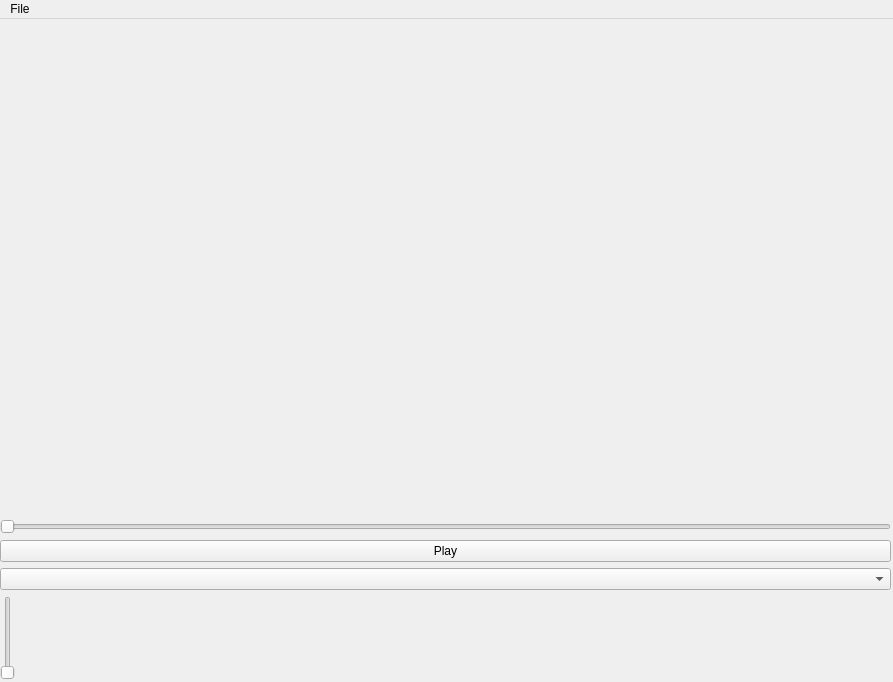
Qt form ui/video.ui (atac/pychapter10) before a commit.
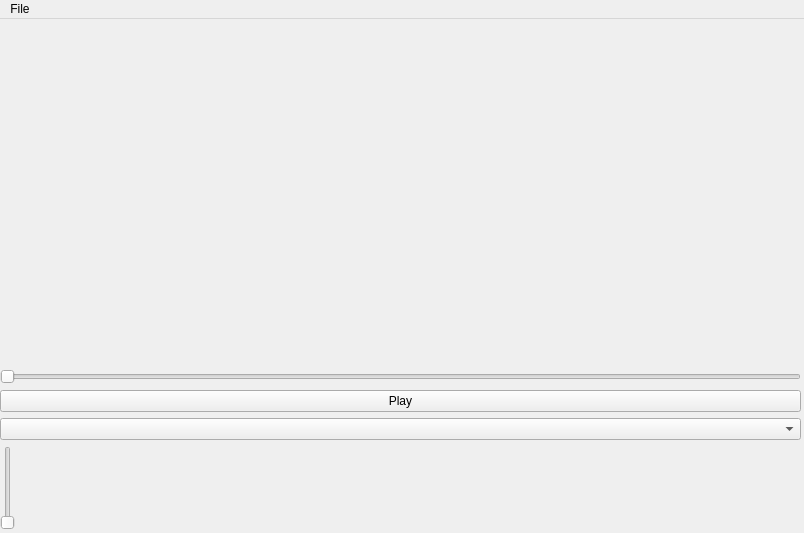
The same form after that commit.

Commit message: Minor size adjustments.

```diff
--- a/ui/video.ui
+++ b/ui/video.ui
@@ -6,8 +6,8 @@
    <rect>
     <x>0</x>
     <y>0</y>
-    <width>893</width>
-    <height>682</height>
+    <width>804</width>
+    <height>533</height>
    </rect>
   </property>
   <property name="windowTitle">
@@ -25,8 +25,8 @@
      <rect>
       <x>0</x>
       <y>0</y>
-      <width>891</width>
-      <height>661</height>
+      <width>801</width>
+      <height>511</height>
      </rect>
     </property>
     <layout class="QVBoxLayout" name="verticalLayout">
@@ -79,7 +79,7 @@
     <rect>
      <x>0</x>
      <y>0</y>
-     <width>893</width>
+     <width>804</width>
      <height>21</height>
     </rect>
    </property>
```
The commit also changes 1 other file.
